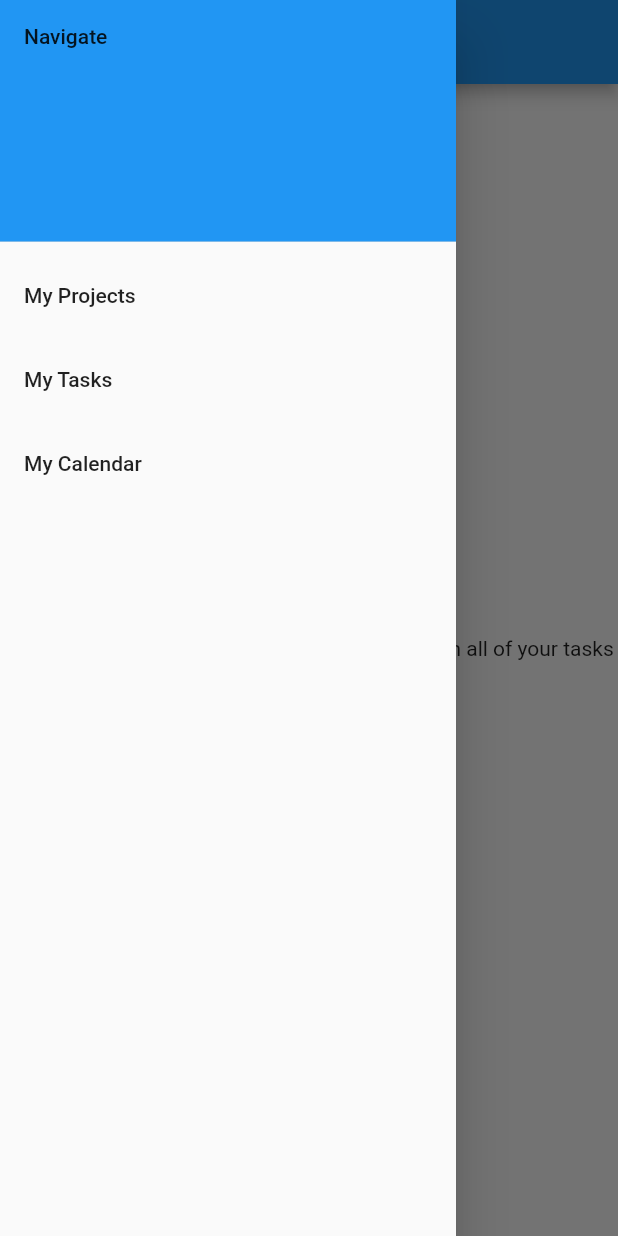
After one commit to gracelcai/ide-app, a Flutter app: the NewProject screen opened directly, with the side drawer open, on a phone screen of 412 x 824 dp. The commit adds this screen. Run offline on Flutter 3.47's test engine with Material 2 defaults, Android fonts, the phone set to English and light mode, and no system bars; our stand-ins replace cloud_firestore, firebase_auth, firebase_core; accounts and stored records are empty; statements that could not run were skipped.

Commit message:
compile errors

```diff
--- /dev/null
+++ b/lib/new_project.dart
@@ -0,0 +1,65 @@
+import 'package:flutter/material.dart';
+import 'package:ide_app/home.dart';
+import 'package:ide_app/myTaskPage.dart';
+
+class NewProject extends StatelessWidget {
+  const NewProject({Key? key}) : super(key: key);
+
+  @override
+  Widget build(BuildContext context) {
+    return Scaffold(
+      appBar: AppBar(title: Text("My Calendar")),
+      body: const Center(
+        child: Text(
+            'where we would include a calendar compiled with all of your tasks and meetings'),
+      ),
+      drawer: Drawer(
+        // Add a ListView to the drawer. This ensures the user can scroll
+        // through the options in the drawer if there isn't enough vertical
+        // space to fit everything.
+        child: ListView(
+          // Important: Remove any padding from the ListView.
+          padding: EdgeInsets.zero,
+          children: [
+            const DrawerHeader(
+              decoration: BoxDecoration(
+                color: Colors.blue,
+              ),
+              child: Text('Navigate'),
+            ),
+            ListTile(
+              title: const Text('My Projects'),
+              onTap: () {
+                Navigator.pushReplacement(
+                  context,
+                  MaterialPageRoute(builder: (context) => const MyHomePage()),
+                );
+              },
+            ),
+            ListTile(
+              title: const Text('My Tasks'),
+              onTap: () {
+                // Update the state of the app
+                // ...
+                // Then close the drawer
+                Navigator.pushReplacement(
+                  context,
+                  MaterialPageRoute(builder: (context) => const TaskPage()),
+                );
+              },
+            ),
+            ListTile(
+              title: const Text('My Calendar'),
+              onTap: () {
+                // Update the state of the app
+                // ...
+                // Then close the drawer
+                Navigator.pop(context);
+              },
+            ),
+          ],
+        ),
+      ),
+    );
+  }
+}
```
Also changed, not shown: lib/home.dart (+10 -1 lines), lib/widgets/projectMenu.dart (+53 -53 lines).
